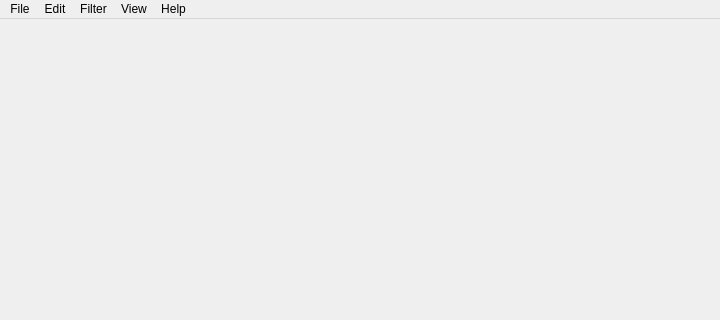
Above: qt/MapperTool/mainwindow.ui from fieldOfView/uv-mapper before the change; both pictures show x 0 to 720 and y 0 to 320 of the 720 by 480 pixel window. Below: the same form after it.
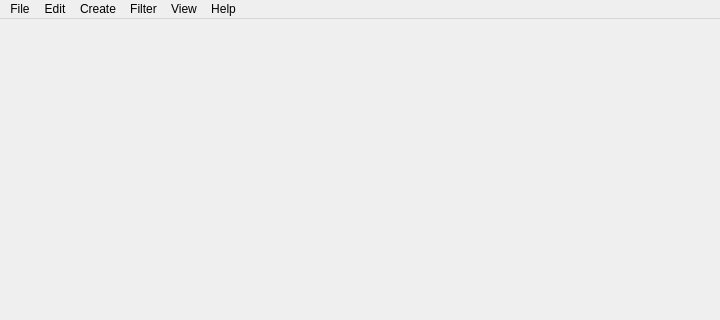
That is the form after the change. Icons and pictures are not drawn.

Commit message: Moved map creation menus out of File->New Added Esc to exit fullscreen

Diff of the .ui file:
```diff
--- a/qt/MapperTool/mainwindow.ui
+++ b/qt/MapperTool/mainwindow.ui
@@ -128,8 +128,19 @@
     </property>
     <addaction name="actionAbout"/>
    </widget>
+   <widget class="QMenu" name="menuCreate">
+    <property name="title">
+     <string>Create</string>
+    </property>
+    <addaction name="actionCreateUnit"/>
+    <addaction name="actionCreateFromPatterns"/>
+    <addaction name="actionCreateFromModel"/>
+    <addaction name="separator"/>
+    <addaction name="actionCreateInverse"/>
+   </widget>
    <addaction name="menuFile"/>
    <addaction name="menuEdit"/>
+   <addaction name="menuCreate"/>
    <addaction name="menuFilter"/>
    <addaction name="menuView"/>
    <addaction name="menuHelp"/>
```
Left out of the diff: 86 changed lines with no effect on the pictures. The commit also changes 3 other files.
